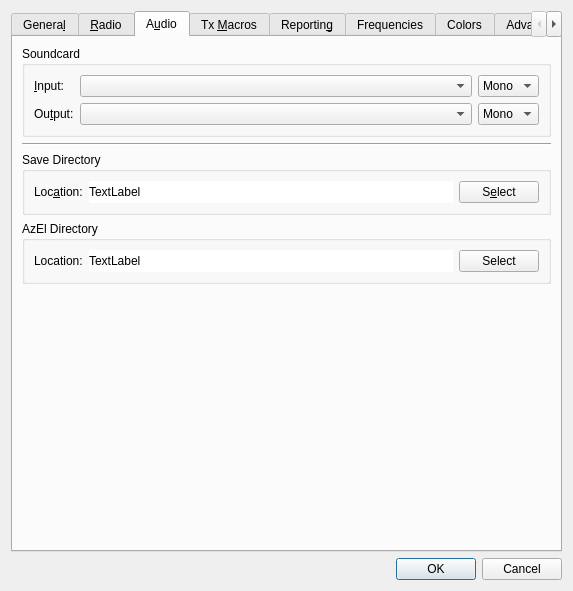
The window that Configuration.ui (saitohirga/WSJT-X) describes before a commit, drawn with Qt 5.
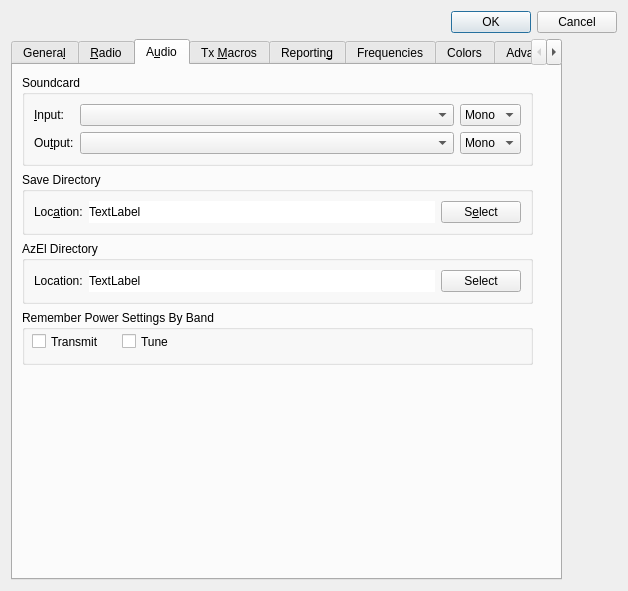
The same window after the commit. The open tabs and pages were chosen to show the change.

Commit message: Add the W9MDB patch (very slightly modified) for band-by-band memory of power settings for Transmit and Tune.  Also an interim update of v1.7_Features.txt.

The edit to the form file:
```diff
--- a/Configuration.ui
+++ b/Configuration.ui
@@ -6,7 +6,7 @@
    <rect>
     <x>0</x>
     <y>0</y>
-    <width>545</width>
+    <width>628</width>
     <height>591</height>
    </rect>
   </property>
@@ -14,8 +14,29 @@
    <string>Settings</string>
   </property>
   <layout class="QVBoxLayout" name="verticalLayout_2">
+   <item>
+    <widget class="QDialogButtonBox" name="configuration_dialog_button_box">
+     <property name="toolTip">
+      <string>Discard or apply configuration changes including
+resetting the radio interface and applying any
+soundcard changes</string>
+     </property>
+     <property name="orientation">
+      <enum>Qt::Horizontal</enum>
+     </property>
+     <property name="standardButtons">
+      <set>QDialogButtonBox::Cancel|QDialogButtonBox::Ok</set>
+     </property>
+    </widget>
+   </item>
    <item>
     <widget class="QTabWidget" name="configuration_tabs">
+     <property name="sizePolicy">
+      <sizepolicy hsizetype="Fixed" vsizetype="Expanding">
+       <horstretch>0</horstretch>
+       <verstretch>0</verstretch>
+      </sizepolicy>
+     </property>
      <property name="toolTip">
       <string>Select tab to change configuration parameters.</string>
      </property>
@@ -1231,79 +1252,17 @@
       <attribute name="toolTip">
        <string>Audio interface settings</string>
       </attribute>
-      <layout class="QGridLayout" name="gridLayout_5">
-       <item row="5" column="0">
-        <spacer name="verticalSpacer_3">
-         <property name="orientation">
-          <enum>Qt::Vertical</enum>
-         </property>
-         <property name="sizeHint" stdset="0">
-          <size>
-           <width>20</width>
-           <height>40</height>
-          </size>
-         </property>
-        </spacer>
-       </item>
-       <item row="1" column="0">
-        <widget class="Line" name="line_2">
-         <property name="orientation">
-          <enum>Qt::Horizontal</enum>
-         </property>
-        </widget>
-       </item>
-       <item row="2" column="0">
-        <widget class="QGroupBox" name="save_path_group_box">
-         <property name="title">
-          <string>Save Directory</string>
-         </property>
-         <layout class="QHBoxLayout" name="horizontalLayout_5">
+      <widget class="QWidget" name="layoutWidget">
+       <property name="geometry">
+        <rect>
+         <x>9</x>
+         <y>10</y>
+         <width>511</width>
+         <height>431</height>
+        </rect>
+       </property>
+       <layout class="QVBoxLayout" name="verticalLayout_9">
           <item>
-           <widget class="QLabel" name="save_path_label">
-            <property name="text">
-             <string>Loc&amp;ation:</string>
-            </property>
-            <property name="buddy">
-             <cstring>save_path_select_push_button</cstring>
-            </property>
-           </widget>
-          </item>
-          <item>
-           <widget class="QLabel" name="save_path_display_label">
-            <property name="sizePolicy">
-             <sizepolicy hsizetype="Preferred" vsizetype="Preferred">
-              <horstretch>1</horstretch>
-              <verstretch>0</verstretch>
-             </sizepolicy>
-            </property>
-            <property name="toolTip">
-             <string>Path to which .WAV files are saved.</string>
-            </property>
-            <property name="autoFillBackground">
-             <bool>false</bool>
-            </property>
-            <property name="styleSheet">
-             <string notr="true">background-color: rgb(255, 255, 255);</string>
-            </property>
-            <property name="text">
-             <string>TextLabel</string>
-            </property>
-           </widget>
-          </item>
-          <item>
-           <widget class="QPushButton" name="save_path_select_push_button">
-            <property name="toolTip">
-             <string>Click to select a different save directory for .WAV files.</string>
-            </property>
-            <property name="text">
-             <string>S&amp;elect</string>
-            </property>
-           </widget>
-          </item>
-         </layout>
-        </widget>
-       </item>
-       <item row="0" column="0">
         <widget class="QGroupBox" name="soundcard_group_box">
          <property name="title">
           <string>Soundcard</string>
@@ -1419,7 +1378,61 @@
          </layout>
         </widget>
        </item>
-       <item row="3" column="0">
+        <item>
+         <widget class="QGroupBox" name="save_path_group_box">
+          <property name="toolTip">
+           <string>Save Directory</string>
+          </property>
+          <property name="title">
+           <string>Save Directory</string>
+          </property>
+          <layout class="QHBoxLayout" name="horizontalLayout_5">
+           <item>
+            <widget class="QLabel" name="save_path_label">
+             <property name="text">
+              <string>Loc&amp;ation:</string>
+             </property>
+             <property name="buddy">
+              <cstring>save_path_select_push_button</cstring>
+             </property>
+            </widget>
+           </item>
+           <item>
+            <widget class="QLabel" name="save_path_display_label">
+             <property name="sizePolicy">
+              <sizepolicy hsizetype="Preferred" vsizetype="Preferred">
+               <horstretch>1</horstretch>
+               <verstretch>0</verstretch>
+              </sizepolicy>
+             </property>
+             <property name="toolTip">
+              <string>Path to which .WAV files are saved.</string>
+             </property>
+             <property name="autoFillBackground">
+              <bool>false</bool>
+             </property>
+             <property name="styleSheet">
+              <string notr="true">background-color: rgb(255, 255, 255);</string>
+             </property>
+             <property name="text">
+              <string>TextLabel</string>
+             </property>
+            </widget>
+           </item>
+           <item>
+            <widget class="QPushButton" name="save_path_select_push_button">
+             <property name="toolTip">
+              <string>Click to select a different save directory for .WAV files.</string>
+             </property>
+             <property name="text">
+              <string>S&amp;elect</string>
+             </property>
+            </widget>
+           </item>
+          </layout>
+         </widget>
+        </item>
+        <item>
         <widget class="QGroupBox" name="azel_path_group_box">
          <property name="title">
           <string>AzEl Directory</string>
@@ -1461,7 +1474,69 @@
          </layout>
         </widget>
        </item>
-      </layout>
+        <item>
+         <widget class="QGroupBox" name="split_operation_group_box_2">
+          <property name="minimumSize">
+           <size>
+            <width>0</width>
+            <height>55</height>
+           </size>
+          </property>
+          <property name="toolTip">
+           <string>Power Memory By Band</string>
+          </property>
+          <property name="title">
+           <string>Remember Power Settings By Band</string>
+          </property>
+          <widget class="QCheckBox" name="checkBoxPwrBandTxMemory">
+           <property name="geometry">
+            <rect>
+             <x>10</x>
+             <y>23</y>
+             <width>90</width>
+             <height>17</height>
+            </rect>
+           </property>
+           <property name="toolTip">
+            <string>Enable power memory during transmit</string>
+           </property>
+           <property name="text">
+            <string>Transmit</string>
+           </property>
+          </widget>
+          <widget class="QCheckBox" name="checkBoxPwrBandTuneMemory">
+           <property name="geometry">
+            <rect>
+             <x>100</x>
+             <y>23</y>
+             <width>90</width>
+             <height>17</height>
+            </rect>
+           </property>
+           <property name="toolTip">
+            <string>Enable power memory during tuning</string>
+           </property>
+           <property name="text">
+            <string>Tune</string>
+           </property>
+          </widget>
+         </widget>
+        </item>
+        <item>
+         <spacer name="verticalSpacer_3">
+          <property name="orientation">
+           <enum>Qt::Vertical</enum>
+          </property>
+          <property name="sizeHint" stdset="0">
+           <size>
+            <width>20</width>
+            <height>40</height>
+           </size>
+          </property>
+         </spacer>
+        </item>
+       </layout>
+      </widget>
      </widget>
      <widget class="QWidget" name="tx_macros_tab">
       <attribute name="title">
@@ -1992,7 +2067,7 @@
       <attribute name="title">
        <string>Colors</string>
       </attribute>
-      <widget class="QWidget" name="layoutWidget">
+      <widget class="QWidget" name="layoutWidget1">
        <property name="geometry">
         <rect>
          <x>44</x>
@@ -2378,21 +2453,6 @@
      </widget>
     </widget>
    </item>
-   <item>
-    <widget class="QDialogButtonBox" name="configuration_dialog_button_box">
-     <property name="toolTip">
-      <string>Discard or apply configuration changes including
-resetting the radio interface and applying any
-soundcard changes</string>
-     </property>
-     <property name="orientation">
-      <enum>Qt::Horizontal</enum>
-     </property>
-     <property name="standardButtons">
-      <set>QDialogButtonBox::Cancel|QDialogButtonBox::Ok</set>
-     </property>
-    </widget>
-   </item>
   </layout>
  </widget>
  <tabstops>
```
Left out of the diff: 15 changed lines with no effect on the pictures. Lines whose indentation alone changed are shown as unchanged. The commit also changes 7 other files.
